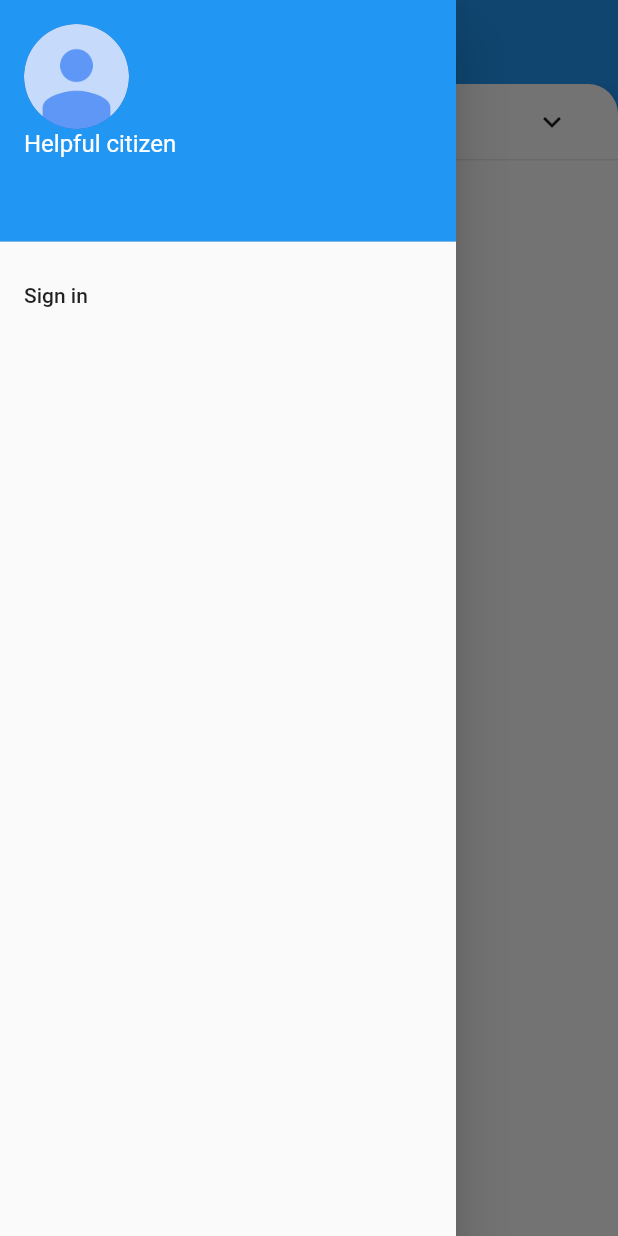
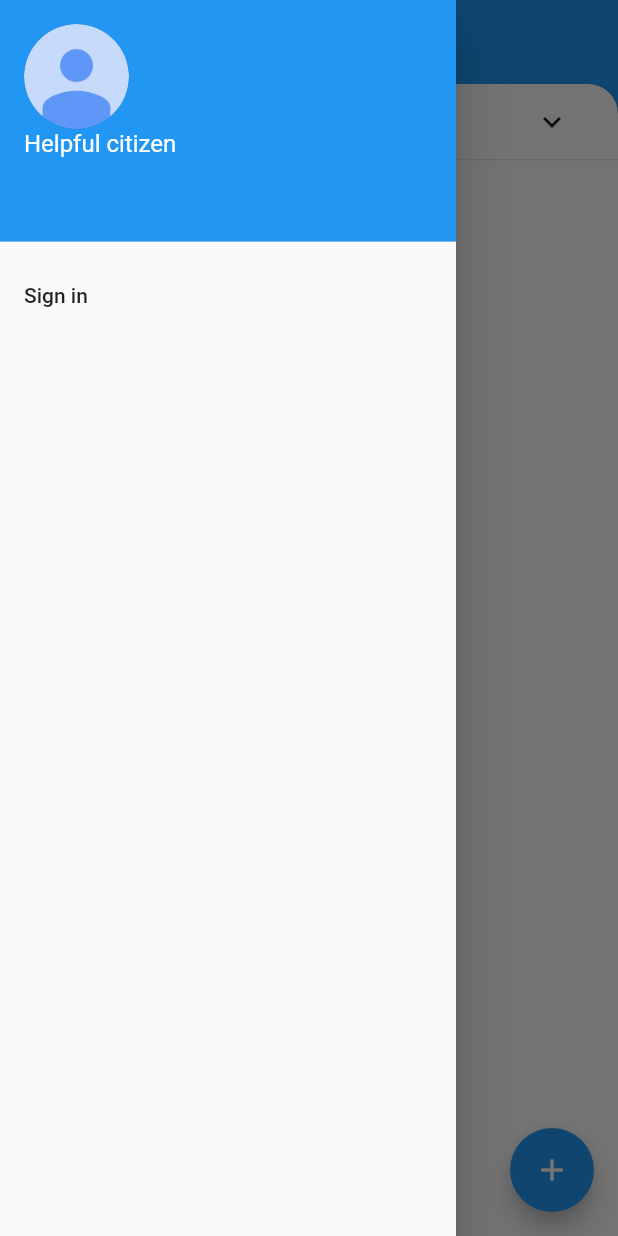
Before and after one commit to mixinDennisBarzanoffMixin/my_town, a Flutter app: the screen it shows after launch, with the side drawer open, on a phone screen of 412 x 824 dp. Run offline on Flutter 3.47's test engine with Material 2 defaults, Android fonts, the phone set to English and light mode, and no system bars; our stand-ins replace bloc, cached_network_image, cloud_firestore, equatable, firebase_auth, firebase_storage and 6 more; missing offline and left inert: flutter_auth_buttons, geoflutterfire, network_image_to_byte; accounts and stored records are empty; statements that could not run were skipped.

Commit message:
Added a FAB that disappears when not needed.

```diff
--- a/lib/screens/issues/issues.dart
+++ b/lib/screens/issues/issues.dart
@@ -72,6 +72,12 @@
             },
           ),
           drawer: AppDrawer(),
+          floatingActionButton: FloatingActionButton(
+            onPressed: () {
+              Navigator.pushNamed(context, 'report_issue');
+            },
+            child: Icon(Icons.add),
+          ),
         );
       },
     );
--- a/lib/shared/backdrop.dart
+++ b/lib/shared/backdrop.dart
@@ -79,6 +79,7 @@ class _CrossFadeTransition extends AnimatedWidget {
 
 class Backdrop extends StatefulWidget {
   const Backdrop({
+    this.floatingActionButton,
     this.frontAction,
     this.frontTitle,
     this.frontHeadingText,
@@ -88,6 +89,7 @@ class Backdrop extends StatefulWidget {
     this.drawer,
   });
 
+  final floatingActionButton;
   final Widget frontAction;
   final Widget frontTitle;
   final Widget frontLayer;
@@ -110,6 +112,8 @@ class _BackdropState extends State<Backdrop>
       Tween<double>(begin: 0.4, end: 1.0).chain(
           CurveTween(curve: const Interval(0.0, 0.4, curve: Curves.easeInOut)));
 
+  double transformScale;
+
   @override
   void initState() {
     super.initState();
@@ -119,12 +123,21 @@ class _BackdropState extends State<Backdrop>
       vsync: this,
     );
     _frontOpacity = _controller.drive(_frontOpacityTween);
+    _controller.addListener(updateButtonTransform);
   }
 
   @override
   void dispose() {
+    _controller.removeListener(updateButtonTransform);
     _controller.dispose();
     super.dispose();
+  }
+
+  void updateButtonTransform() {
+    // print(transformScale);
+    setState(() {
+      this.transformScale = _controller.value;
+    });
   }
 
   double get _backdropHeight {
@@ -161,6 +174,7 @@ class _BackdropState extends State<Backdrop>
   }
 
   Widget _buildStack(BuildContext context, BoxConstraints constraints) {
+    // print(_controller.value);
     final Animation<RelativeRect> frontRelativeRect =
         _controller.drive(RelativeRectTween(
       begin: RelativeRect.fromLTRB(
@@ -284,6 +298,10 @@ class _BackdropState extends State<Backdrop>
         ),
       ),
       // Back layer
+      floatingActionButton: Transform.scale(
+        child: widget.floatingActionButton,
+        scale: transformScale,
+      ),
       drawer: widget.drawer, //todo
       body: LayoutBuilder(builder: _buildStack),
     );
```
